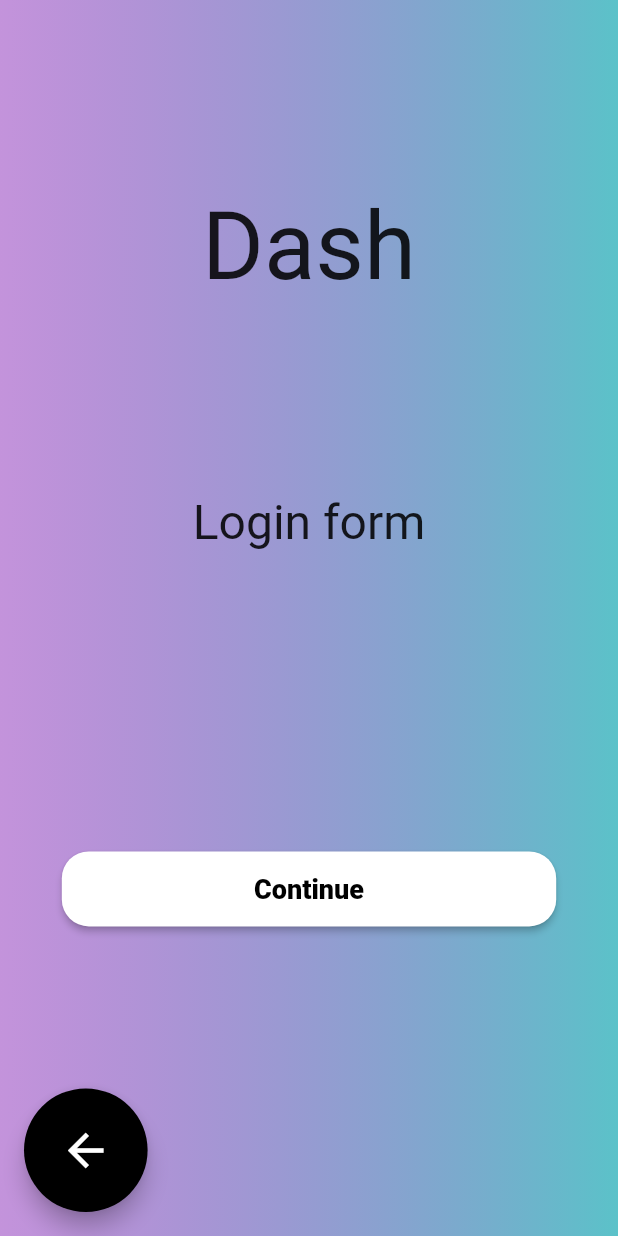
After one commit to solaris7x/dash_dev, a Flutter app: the screen it shows after launch, after a tap on "LOG IN", on a phone screen of 412 x 824 dp. The commit adds this screen. Run offline on Flutter 3.47's test engine with Material 2 defaults, Android fonts, the phone set to English and light mode, and no system bars.

Commit message:
guest screen rename; background widget login screen base

```diff
--- a/lib/main.dart
+++ b/lib/main.dart
@@ -1,6 +1,7 @@
 import 'package:flutter/material.dart';
 
-import './screens/home.dart';
+import 'screens/guest_screen.dart';
+import 'screens/login_screen.dart';
 
 void main() => runApp(MyApp());
 
@@ -9,7 +10,11 @@ class MyApp extends StatelessWidget {
   Widget build(BuildContext context) {
     return MaterialApp(
       title: 'Dash Dev',
-      home: HomePage(),
+      home: GuestScreen(),
+      routes: {
+        GuestScreen.routeName: (ctx) => GuestScreen(),
+        LoginScreen.routeName: (ctx) => LoginScreen(),
+      },
     );
   }
 }
--- /dev/null
+++ b/lib/screens/guest_screen.dart
@@ -0,0 +1,132 @@
+import 'package:flutter/material.dart';
+
+import './login_screen.dart';
+import '../widgets/guest_background.dart';
+
+class GuestScreen extends StatelessWidget {
+  static const routeName = '/guest';
+
+  @override
+  Widget build(BuildContext context) {
+    return Scaffold(
+      // appBar: AppBar(
+      //   title: Text('Flutter App'),
+      // ),
+      body: GuestBackground(
+        // // Background gradient container
+        child: Column(
+          children: [
+            Expanded(
+              flex: 1,
+              child: Container(
+                alignment: Alignment.bottomCenter,
+                padding: EdgeInsets.all(50),
+                child: Text(
+                  "Dash",
+                  textScaleFactor: 4.5,
+                ),
+              ),
+            ),
+            Expanded(
+              flex: 1,
+              child: Container(
+                alignment: Alignment.topLeft,
+                padding: EdgeInsets.all(40),
+                child: Text(
+                  "Hey there",
+                  textScaleFactor: 3.5,
+                ),
+              ),
+            ),
+            Expanded(
+              flex: 1,
+              child: Container(
+                width: double.infinity,
+                padding: EdgeInsets.symmetric(horizontal: 30, vertical: 50),
+                decoration: BoxDecoration(
+                  color: Colors.white,
+                  borderRadius: BorderRadius.vertical(top: Radius.circular(70)),
+                ),
+                child: Row(
+                  mainAxisAlignment: MainAxisAlignment.spaceAround,
+                  children: [
+                    InkWell(
+                      onTap: () => Navigator.of(context)
+                          .pushNamed(LoginScreen.routeName),
+                      child: Column(
+                        mainAxisAlignment: MainAxisAlignment.spaceEvenly,
+                        children: [
+                          Container(
+                            height: 90,
+                            width: 90,
+                            decoration: BoxDecoration(
+                              gradient: LinearGradient(
+                                begin: Alignment.topRight,
+                                end: Alignment.bottomLeft,
+                                colors: [
+                                  Color.fromRGBO(101, 104, 172, 1),
+                                  Color.fromRGBO(28, 29, 52, 1),
+                                ],
+                              ),
+                              // color: Color.fromRGBO(101, 104, 172, 1),
+                              shape: BoxShape.circle,
+                            ),
+                            padding: EdgeInsets.all(20),
+                            child: FittedBox(
+                              child: Icon(
+                                Icons.login_rounded,
+                              ),
+                            ),
+                          ),
+                          Text(
+                            "LOG IN",
+                            style: TextStyle(
+                              fontWeight: FontWeight.bold,
+                            ),
+                          ),
+                        ],
+                      ),
+                    ),
+                    Column(
+                      mainAxisAlignment: MainAxisAlignment.spaceEvenly,
+                      children: [
+                        Container(
+                          height: 90,
+                          width: 90,
+                          decoration: BoxDecoration(
+                            gradient: LinearGradient(
+                              begin: Alignment.topRight,
+                              end: Alignment.bottomLeft,
+                              colors: [
+                                Color.fromRGBO(101, 104, 172, 1),
+                                Color.fromRGBO(28, 29, 52, 1),
+                              ],
+                            ),
+                            // color: Color.fromRGBO(28, 29, 52, 1),
+                            shape: BoxShape.circle,
+                          ),
+                          padding: EdgeInsets.all(20),
+                          child: FittedBox(
+                            child: Icon(
+                              Icons.person_rounded,
+                            ),
+                          ),
+                        ),
+                        Text(
+                          "REGISTER",
+                          style: TextStyle(
+                            fontWeight: FontWeight.bold,
+                          ),
+                        ),
+                      ],
+                    ),
+                  ],
+                ),
+              ),
+            ),
+          ],
+        ),
+      ),
+    );
+  }
+}
--- a/lib/screens/home.dart
+++ /dev/null
@@ -1,117 +0,0 @@
-import 'package:flutter/material.dart';
-
-class HomePage extends StatelessWidget {
-  @override
-  Widget build(BuildContext context) {
-    return Scaffold(
-      // appBar: AppBar(
-      //   title: Text('Flutter App'),
-      // ),
-      body: SafeArea(
-        child: Container(
-          width: double.infinity,
-          height: double.infinity,
-          decoration: BoxDecoration(
-            gradient: LinearGradient(
-              begin: Alignment.bottomLeft,
-              end: Alignment.bottomRight,
-              colors: [
-                Color.fromRGBO(149, 60, 193, 0.54),
-                Color.fromRGBO(91, 194, 201, 1)
-                // Color.fromRGBO(81, 81, 198, 1),
-                // Color.fromRGBO(136, 139, 244, 1),
-              ],
-            ),
-          ),
-          child: Column(
-            children: [
-              Expanded(
-                flex: 1,
-                child: Container(
-                  alignment: Alignment.bottomCenter,
-                  padding: EdgeInsets.all(50),
-                  child: Text(
-                    "Dash",
-                    textScaleFactor: 4.5,
-                  ),
-                ),
-              ),
-              Expanded(
-                flex: 1,
-                child: Container(
-                  alignment: Alignment.topLeft,
-                  padding: EdgeInsets.all(40),
-                  child: Text(
-                    "Hey there",
-                    textScaleFactor: 3.5,
-                  ),
-                ),
-              ),
-              Expanded(
-                flex: 1,
-                child: Container(
-                  width: double.infinity,
-                  padding: EdgeInsets.symmetric(horizontal: 30, vertical: 50),
-                  decoration: BoxDecoration(
-                    color: Colors.white,
-                    borderRadius:
-                        BorderRadius.vertical(top: Radius.circular(70)),
-                  ),
-                  child: Row(
-                    mainAxisAlignment: MainAxisAlignment.spaceAround,
-                    children: [
-                      Column(
-                        mainAxisAlignment: MainAxisAlignment.spaceEvenly,
-                        children: [
-                          Container(
-                            height: 90,
-                            width: 90,
-                            decoration: BoxDecoration(
-                              gradient: LinearGradient(
-                                begin: Alignment.topRight,
-                                end: Alignment.bottomLeft,
-                                colors: [
-                                  Color.fromRGBO(101, 104, 172, 1),
-                                  Color.fromRGBO(28, 29, 52, 1),
-                                ],
-                              ),
-                              // color: Color.fromRGBO(101, 104, 172, 1),
-                              shape: BoxShape.circle,
-                            ),
-                          ),
-                          Text("LOG IN"),
-                        ],
-                      ),
-                      Column(
-                        mainAxisAlignment: MainAxisAlignment.spaceEvenly,
-                        children: [
-                          Container(
-                            height: 90,
-                            width: 90,
-                            decoration: BoxDecoration(
-                              gradient: LinearGradient(
-                                begin: Alignment.topRight,
-                                end: Alignment.bottomLeft,
-                                colors: [
-                                  Color.fromRGBO(101, 104, 172, 1),
-                                  Color.fromRGBO(28, 29, 52, 1),
-                                ],
-                              ),
-                              // color: Color.fromRGBO(28, 29, 52, 1),
-                              shape: BoxShape.circle,
-                            ),
-                          ),
-                          Text("REGISTER"),
-                        ],
-                      ),
-                    ],
-                  ),
-                ),
-              ),
-            ],
-          ),
-        ),
-      ),
-    );
-  }
-}
--- /dev/null
+++ b/lib/screens/login_screen.dart
@@ -0,0 +1,83 @@
+import 'package:flutter/material.dart';
+
+import '../widgets/guest_background.dart';
+
+class LoginScreen extends StatelessWidget {
+  static const routeName = '/login';
+
+  @override
+  Widget build(BuildContext context) {
+    return Scaffold(
+      floatingActionButton: FractionallySizedBox(
+        widthFactor: 0.2,
+        // heightFactor: 0.15,
+        child: FittedBox(
+          child: FloatingActionButton(
+            onPressed: () {
+              Navigator.of(context).pop();
+            },
+            child: Icon(
+              Icons.arrow_back,
+              color: Colors.white,
+            ),
+            backgroundColor: Colors.black,
+          ),
+        ),
+      ),
+      floatingActionButtonLocation: FloatingActionButtonLocation.startFloat,
+      body: GuestBackground(
+        child: Column(
+          children: [
+            Expanded(
+              flex: 2,
+              child: Container(
+                alignment: Alignment.center,
+                padding: EdgeInsets.all(50),
+                child: Text(
+                  "Dash",
+                  textScaleFactor: 4.5,
+                ),
+              ),
+            ),
+            Expanded(
+              // TODO: input form
+              flex: 3,
+              child: Column(
+                children: [
+                  Text(
+                    "Login form",
+                    style: TextStyle(
+                      fontSize: 32,
+                    ),
+                  ),
+                  SizedBox(
+                    height: 200,
+                  ),
+                  ElevatedButton(
+                    style: ElevatedButton.styleFrom(
+                      primary: Colors.white,
+                      minimumSize:
+                          Size(MediaQuery.of(context).size.width * 0.8, 50),
+                      shape: RoundedRectangleBorder(
+                        borderRadius: BorderRadius.circular(18.0),
+                      ),
+                    ),
+                    onPressed: () {},
+                    child: Text(
+                      "Continue",
+                      style: TextStyle(
+                        color: Colors.black,
+                        fontWeight: FontWeight.w800,
+                        fontSize: 18,
+                      ),
+                    ),
+                  )
+                ],
+              ),
+            ),
+          ],
+        ),
+      ),
+    );
+  }
+}
--- /dev/null
+++ b/lib/widgets/guest_background.dart
@@ -0,0 +1,28 @@
+import 'package:flutter/material.dart';
+
+class GuestBackground extends StatelessWidget {
+  final Widget child;
+  GuestBackground({this.child});
+
+  @override
+  Widget build(BuildContext context) {
+    return Container(
+      // Background gradient container
+      width: double.infinity,
+      height: double.infinity,
+      decoration: BoxDecoration(
+        gradient: LinearGradient(
+          begin: Alignment.bottomLeft,
+          end: Alignment.bottomRight,
+          colors: [
+            Color.fromRGBO(149, 60, 193, 0.54),
+            Color.fromRGBO(91, 194, 201, 1)
+            // Color.fromRGBO(81, 81, 198, 1),
+            // Color.fromRGBO(136, 139, 244, 1),
+          ],
+        ),
+      ),
+      child: child,
+    );
+  }
+}
```
